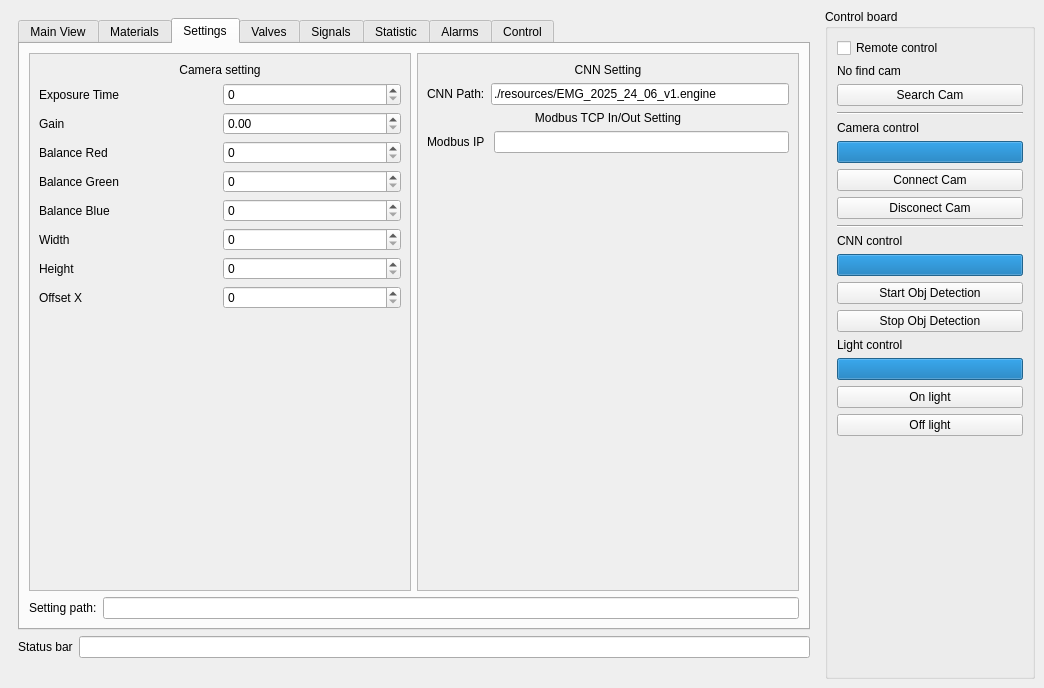
Before: the Qt Designer form modules_py/mainWindowSmir_ui.ui in rubiliks/CamViewer_Hikrobot_GiGE, drawn with Qt 5.
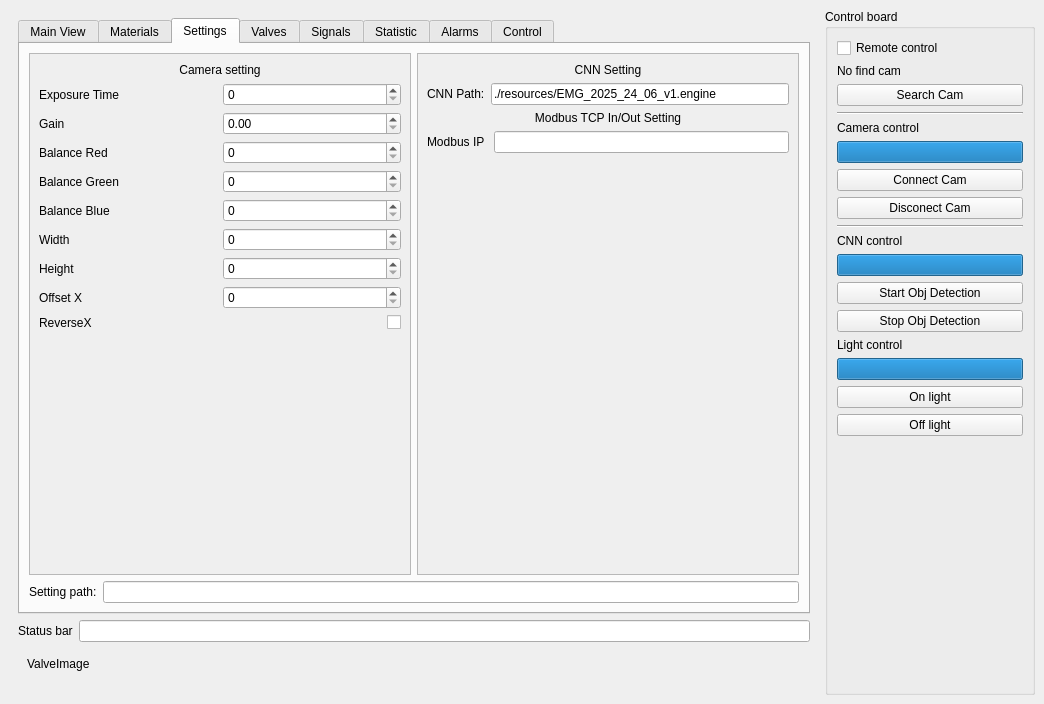
After: the same form once the commit is applied. The open tabs and pages were chosen to show the change.

The edit to the form file:
```diff
--- a/modules_py/mainWindowSmir_ui.ui
+++ b/modules_py/mainWindowSmir_ui.ui
@@ -7,7 +7,7 @@
     <x>0</x>
     <y>0</y>
     <width>1044</width>
-    <height>688</height>
+    <height>704</height>
    </rect>
   </property>
   <property name="sizePolicy">
@@ -112,7 +112,7 @@
                     <x>0</x>
                     <y>0</y>
                     <width>377</width>
-                    <height>528</height>
+                    <height>502</height>
                    </rect>
                   </property>
                   <layout class="QVBoxLayout" name="verticalLayout_14">
@@ -240,6 +240,33 @@
                        </item>
                       </layout>
                      </item>
+                     <item>
+                      <layout class="QHBoxLayout" name="horizontalLayout_27">
+                       <item>
+                        <widget class="QLabel" name="reverseXlabel">
+                         <property name="text">
+                          <string>ReverseX</string>
+                         </property>
+                        </widget>
+                       </item>
+                       <item>
+                        <widget class="QCheckBox" name="reverseXcheckBox">
+                         <property name="sizePolicy">
+                          <sizepolicy hsizetype="Minimum" vsizetype="Fixed">
+                           <horstretch>0</horstretch>
+                           <verstretch>0</verstretch>
+                          </sizepolicy>
+                         </property>
+                         <property name="layoutDirection">
+                          <enum>Qt::LayoutDirection::RightToLeft</enum>
+                         </property>
+                         <property name="text">
+                          <string/>
+                         </property>
+                        </widget>
+                       </item>
+                      </layout>
+                     </item>
                      <item>
                       <spacer name="verticalSpacer_2">
                        <property name="orientation">
@@ -276,7 +303,7 @@
                       <x>0</x>
                       <y>0</y>
                       <width>375</width>
-                      <height>526</height>
+                      <height>500</height>
                      </rect>
                     </property>
                     <layout class="QVBoxLayout" name="verticalLayout_16">
@@ -665,7 +692,23 @@
         </layout>
        </item>
        <item>
-        <widget class="QWidget" name="valve_widget" native="true"/>
+        <widget class="QWidget" name="valve_widget" native="true">
+         <property name="sizePolicy">
+          <sizepolicy hsizetype="Minimum" vsizetype="Minimum">
+           <horstretch>0</horstretch>
+           <verstretch>0</verstretch>
+          </sizepolicy>
+         </property>
+         <layout class="QVBoxLayout" name="verticalLayout_10">
+          <item>
+           <widget class="QLabel" name="valveImagelabel">
+            <property name="text">
+             <string>ValveImage</string>
+            </property>
+           </widget>
+          </item>
+         </layout>
+        </widget>
        </item>
       </layout>
      </widget>
```
Left out of the diff: 4 changed lines with no effect on the pictures.
